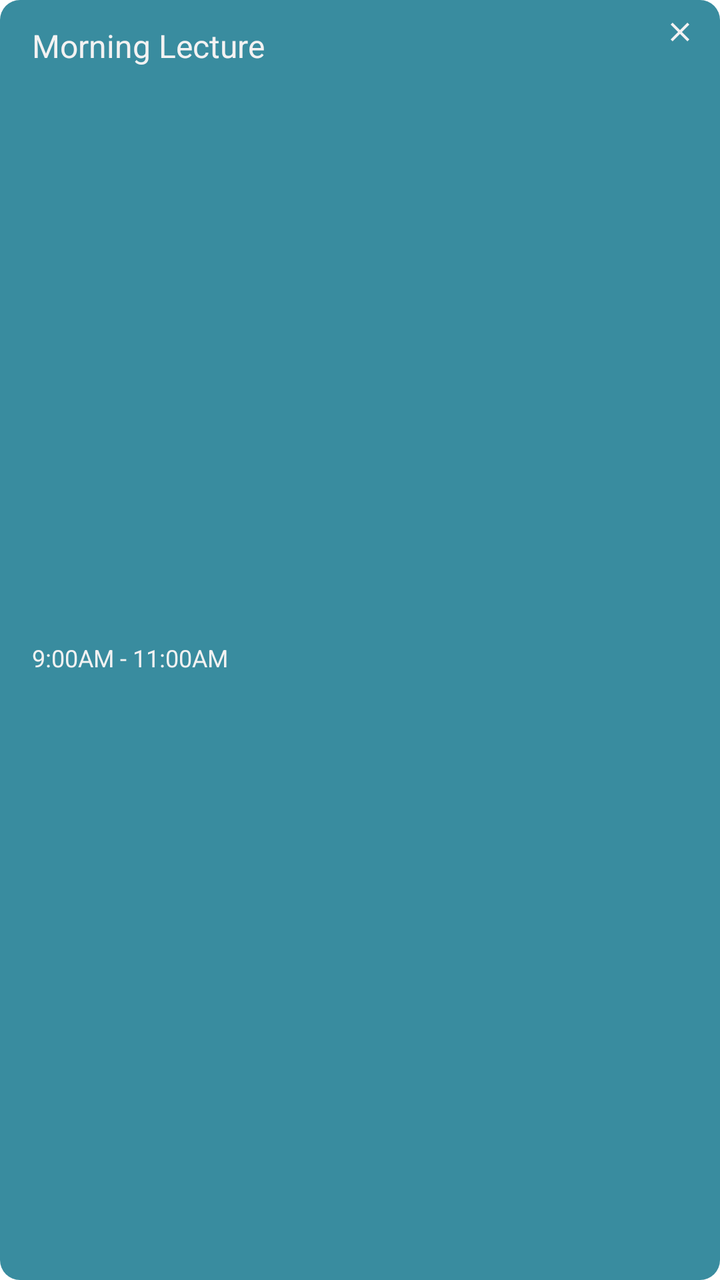
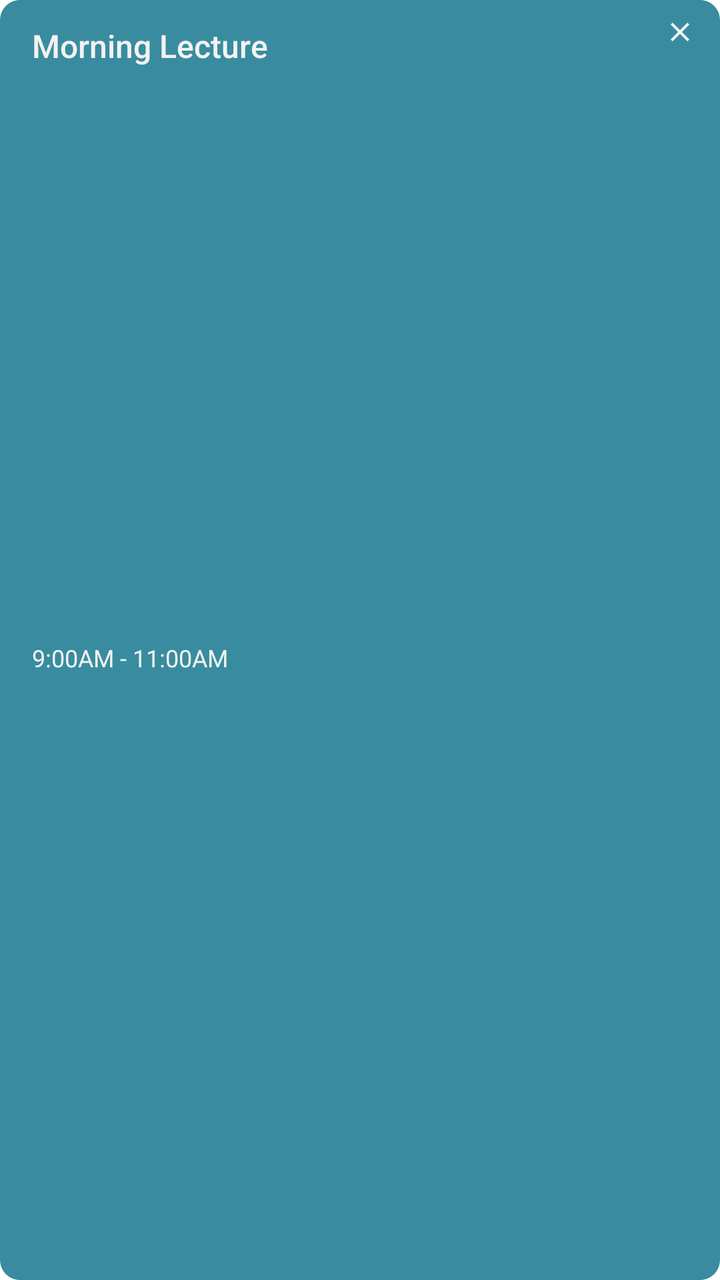

Two renders of the same Android screen: before a commit and after it. Below are the layout's source before the change and the commit's diff.
<!-- AndroidManifest.xml: application theme Theme.Schedular -->
<!-- res/layout/event_item.xml -->
<?xml version="1.0" encoding="utf-8"?>
<androidx.constraintlayout.widget.ConstraintLayout xmlns:android="http://schemas.android.com/apk/res/android"
    xmlns:app="http://schemas.android.com/apk/res-auto"
    xmlns:tools="http://schemas.android.com/tools"
    android:layout_width="match_parent"
    android:layout_height="wrap_content"
    android:layout_marginVertical="4dp"
    android:background="@drawable/rounded_background">

    <TextView
        android:id="@+id/title"
        android:layout_width="0dp"
        android:layout_height="wrap_content"
        android:layout_marginStart="16dp"
        android:layout_marginTop="12dp"
        android:layout_marginEnd="16dp"
        android:text="Morning Lecture"
        android:textColor="@color/on_button"
        android:textSize="@dimen/text_big"
        app:layout_constraintEnd_toStartOf="@+id/deleteBtn"
        app:layout_constraintStart_toStartOf="parent"
        app:layout_constraintTop_toTopOf="parent" />

    <TextView
        android:id="@+id/time"
        android:layout_width="0dp"
        android:layout_height="wrap_content"
        android:layout_marginBottom="16dp"
        android:text="9:00AM - 11:00AM"
        android:textColor="@color/on_button"
        android:textSize="@dimen/text_small"
        app:layout_constraintBottom_toBottomOf="parent"
        app:layout_constraintEnd_toEndOf="@+id/title"
        app:layout_constraintStart_toStartOf="@+id/title"
        app:layout_constraintTop_toBottomOf="@+id/title" />

    <ImageButton
        android:id="@+id/deleteBtn"
        android:layout_width="32dp"
        android:layout_height="32dp"
        android:layout_marginEnd="4dp"
        android:backgroundTint="#00000000"
        android:padding="8dp"
        android:scaleType="fitCenter"
        android:src="@drawable/ic_baseline_close_24"
        app:layout_constraintEnd_toEndOf="parent"
        app:layout_constraintTop_toTopOf="parent"
        app:tint="@color/on_button" />
</androidx.constraintlayout.widget.ConstraintLayout>
<!-- resources referenced by this layout -->
<resources>
  <color name="on_button">#F3F2F2</color>
  <dimen name="text_big">16sp</dimen>
  <dimen name="text_small">12sp</dimen>
  <!-- drawable ic_baseline_close_24 (drawable) -->
  <vector android:height="24dp" android:tint="#000000"
      android:viewportHeight="24" android:viewportWidth="24"
      android:width="24dp" xmlns:android="http://schemas.android.com/apk/res/android">
      <path android:fillColor="@android:color/white" android:pathData="M19,6.41L17.59,5 12,10.59 6.41,5 5,6.41 10.59,12 5,17.59 6.41,19 12,13.41 17.59,19 19,17.59 13.41,12z"/>
  </vector>
  <!-- drawable rounded_background (drawable) -->
  <?xml version="1.0" encoding="utf-8"?>
  <shape xmlns:android="http://schemas.android.com/apk/res/android">
      <solid android:color="#398C9F"/>
      <corners android:radius="10dp"/>
  </shape>
  <style name="Theme.Schedular" parent="Theme.MaterialComponents.DayNight.NoActionBar">
          
          <item name="colorPrimary">@color/purple_500</item>
          <item name="colorPrimaryVariant">@color/purple_700</item>
          <item name="colorOnPrimary">@color/white</item>
          
          <item name="colorSecondary">@color/teal_200</item>
          <item name="colorSecondaryVariant">@color/teal_700</item>
          <item name="colorOnSecondary">@color/black</item>
          
          <item name="android:statusBarColor">?attr/colorPrimaryVariant</item>
          
      </style>
  <color name="purple_500">#FF6200EE</color>
  <color name="purple_700">#FF3700B3</color>
  <color name="white">#FFFFFFFF</color>
  <color name="teal_200">#FF03DAC5</color>
  <color name="teal_700">#FF018786</color>
  <color name="black">#FF000000</color>
</resources>

<!-- the commit's change to res/layout/event_item.xml (unified diff, before → after) -->
@@ -15,6 +15,7 @@
         android:layout_marginTop="12dp"
         android:layout_marginEnd="16dp"
         android:text="Morning Lecture"
+        style="@style/TextAppearance.AppCompat.Body2"
         android:textColor="@color/on_button"
         android:textSize="@dimen/text_big"
         app:layout_constraintEnd_toStartOf="@+id/deleteBtn"
<!-- resource entries referenced after the edit -->
@@ -12,13 +12,13 @@
   <!-- drawable rounded_background (drawable) -->
   <?xml version="1.0" encoding="utf-8"?>
   <shape xmlns:android="http://schemas.android.com/apk/res/android">
-      <solid android:color="#398C9F"/>
+      <solid android:color="@color/event_item_bg"/>
       <corners android:radius="10dp"/>
   </shape>
   <style name="Theme.Schedular" parent="Theme.MaterialComponents.DayNight.NoActionBar">
           
-          <item name="colorPrimary">@color/purple_500</item>
-          <item name="colorPrimaryVariant">@color/purple_700</item>
+          <item name="colorPrimary">@color/teal_200</item>
+          <item name="colorPrimaryVariant">@color/teal_700</item>
           <item name="colorOnPrimary">@color/white</item>
           
           <item name="colorSecondary">@color/teal_200</item>
@@ -28,8 +28,7 @@
           <item name="android:statusBarColor">?attr/colorPrimaryVariant</item>
           
       </style>
-  <color name="purple_500">#FF6200EE</color>
-  <color name="purple_700">#FF3700B3</color>
+  <color name="event_item_bg">#398C9F</color>
   <color name="white">#FFFFFFFF</color>
   <color name="teal_200">#FF03DAC5</color>
   <color name="teal_700">#FF018786</color>
